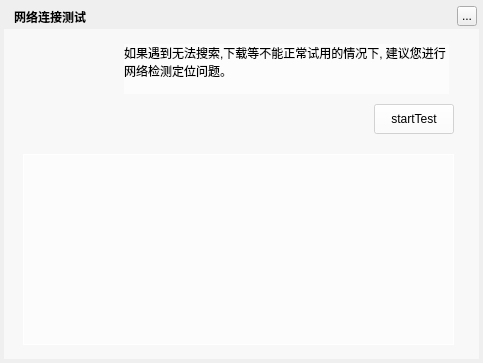
This is TTKCore/musicUiKits/musicToolsetsKits/musicnetworkconnectiontestwidget.ui in Greedysky/TTKMusicPlayer as Qt 5 draws it before an edit. The edited form follows.
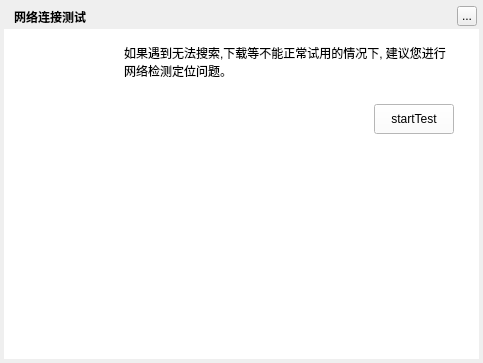
This is the edited form. Custom widgets are drawn as their Qt base class.

Diff of the .ui file:
```diff
--- a/TTKCore/musicUiKits/musicToolsetsKits/musicnetworkconnectiontestwidget.ui
+++ b/TTKCore/musicUiKits/musicToolsetsKits/musicnetworkconnectiontestwidget.ui
@@ -65,7 +65,7 @@
     </rect>
    </property>
    <property name="styleSheet">
-    <string notr="true">background:rgba(255,255,255,150)</string>
+    <string notr="true">background:white;</string>
    </property>
    <widget class="QLabel" name="textLabel">
     <property name="geometry">
```
